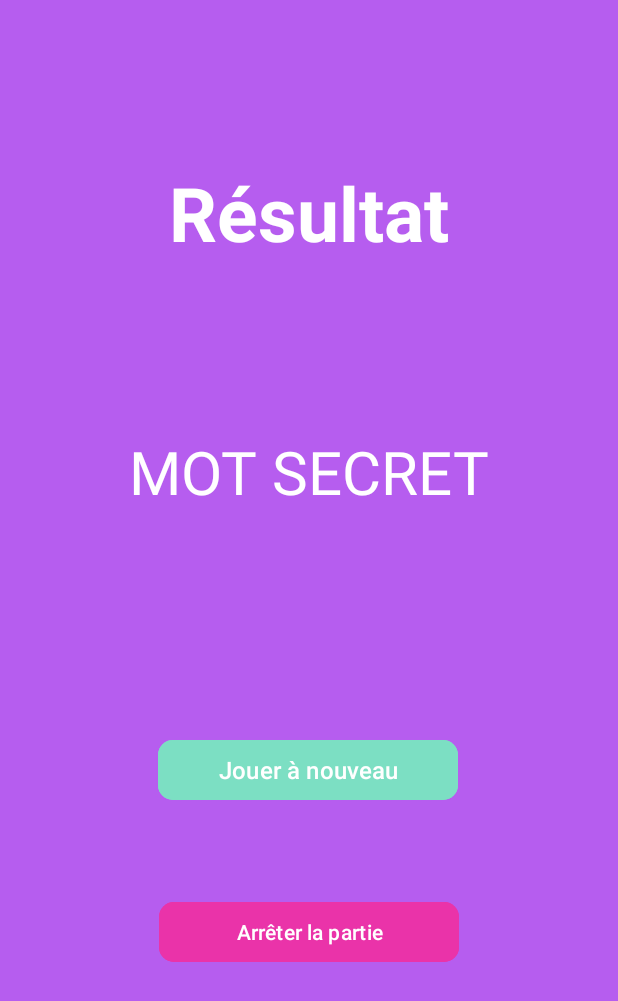
After one commit to 2Axelle9/jeu-Mot-A-Mot, an Android app: the layout activity_end_game.xml on its own in the app's theme, with its tools: preview values and no code run, on a phone screen of 412 x 824 dp. The commit adds this screen. Shown: the top 1001 px of the screen. Run offline under Robolectric (Android 15) with nearby library versions, the phone set to English and light mode, and no system bars.

Commit message:
Mise en place de la page de résultat

```diff
--- a/app/src/main/AndroidManifest.xml
+++ b/app/src/main/AndroidManifest.xml
@@ -12,6 +12,9 @@
         android:supportsRtl="true"
         android:theme="@style/Theme.MotAMot"
         tools:targetApi="31">
+        <activity
+            android:name=".EndGameActivity"
+            android:exported="false" />
         <activity
             android:name=".CreditsActivity"
             android:exported="false" />
--- /dev/null
+++ b/app/src/main/res/layout/activity_end_game.xml
@@ -0,0 +1,66 @@
+<?xml version="1.0" encoding="utf-8"?>
+<androidx.constraintlayout.widget.ConstraintLayout xmlns:android="http://schemas.android.com/apk/res/android"
+    xmlns:app="http://schemas.android.com/apk/res-auto"
+    xmlns:tools="http://schemas.android.com/tools"
+    android:id="@+id/main"
+    android:layout_width="match_parent"
+    android:layout_height="match_parent"
+    android:background="@color/light_color"
+    tools:context=".EndGameActivity">
+
+    <Button
+        android:id="@+id/btnStop"
+        android:layout_width="200dp"
+        android:layout_height="wrap_content"
+        android:layout_marginTop="60dp"
+        android:backgroundTint="@color/contrast_color_2"
+        android:text="@string/btn_stop"
+        android:textColor="@color/white"
+        app:cornerRadius="10dp"
+        app:layout_constraintEnd_toEndOf="parent"
+        app:layout_constraintStart_toStartOf="parent"
+        app:layout_constraintTop_toBottomOf="@+id/btnPlay" />
+
+    <Button
+        android:id="@+id/btnPlay"
+        android:layout_width="200dp"
+        android:layout_height="wrap_content"
+        android:layout_marginTop="148dp"
+        android:backgroundTint="@color/contrast_color"
+        android:text="@string/btn_play"
+        android:textColor="@color/white"
+        android:textSize="16sp"
+        app:cornerRadius="10dp"
+        app:layout_constraintEnd_toEndOf="parent"
+        app:layout_constraintHorizontal_bias="0.497"
+        app:layout_constraintStart_toStartOf="parent"
+        app:layout_constraintTop_toBottomOf="@+id/tvSecretWord" />
+
+    <TextView
+        android:id="@+id/tvResult"
+        android:layout_width="wrap_content"
+        android:layout_height="wrap_content"
+        android:layout_marginTop="108dp"
+        android:text="@string/result"
+        android:textColor="@color/dark_color"
+        android:textSize="50sp"
+        android:textStyle="bold"
+        app:layout_constraintEnd_toEndOf="parent"
+        app:layout_constraintStart_toStartOf="parent"
+        app:layout_constraintTop_toTopOf="parent" />
+
+    <TextView
+        android:id="@+id/tvSecretWord"
+        android:layout_width="wrap_content"
+        android:layout_height="wrap_content"
+        android:layout_marginTop="112dp"
+        android:text="@string/secretWord"
+        android:textAlignment="center"
+        android:textColor="@color/dark_color"
+        android:textSize="40sp"
+        app:layout_constraintEnd_toEndOf="parent"
+        app:layout_constraintHorizontal_bias="0.498"
+        app:layout_constraintStart_toStartOf="parent"
+        app:layout_constraintTop_toBottomOf="@+id/tvResult" />
+
+</androidx.constraintlayout.widget.ConstraintLayout>
--- a/app/src/main/res/layout/activity_rules.xml
+++ b/app/src/main/res/layout/activity_rules.xml
@@ -13,7 +13,7 @@
         android:layout_width="wrap_content"
         android:layout_height="wrap_content"
         android:layout_marginTop="108dp"
-        android:text="@string/RulesTitle"
+        android:text="@string/rulesTitle"
         android:textColor="@color/dark_color"
         android:textSize="34sp"
         android:textStyle="bold"
--- a/app/src/main/res/values/strings.xml
+++ b/app/src/main/res/values/strings.xml
@@ -4,10 +4,14 @@
     <string name="btn_validate">Valider</string>
     <string name="btn_rules">Règles du jeu</string>
     <string name="btn_back">Retour</string>
-    <string name="RulesTitle">Règles du jeu</string>
+    <string name="rulesTitle">Règles du jeu</string>
     <string name="rules">Devine un mot en proposant des lettres.\n\nTu as le droit à 6 tentatives.\n\nVert : lettre bien placée.\nRose : lettre présente mais mal placée.\nRien : lettre absente.\n\nEnchaîne les mots pour faire la plus longue suite possible.\n\nTon temps et ta meilleure suite sont enregistrés.\n\nSecoue ton téléphone pour passer directement au mot suivant.</string>
     <string name="creditsTitle">Crédits</string>
     <string name="credits">Ce jeu a été développé par\n\nAxelle HANNIER\n\n- 2025 -</string>
     <string name="btn_credits">Crédits</string>
+    <string name="result">Résultat</string>
+    <string name="secretWord">MOT SECRET</string>
+    <string name="btn_play">Jouer à nouveau</string>
+    <string name="btn_stop">Arrêter la partie</string>
 
 </resources>
```
Also changed, not shown: app/src/main/java/com/example/motamot/EndGameActivity.kt (added, +34 -0 lines), app/src/main/java/com/example/motamot/MainActivity.kt (+16 -7 lines).
